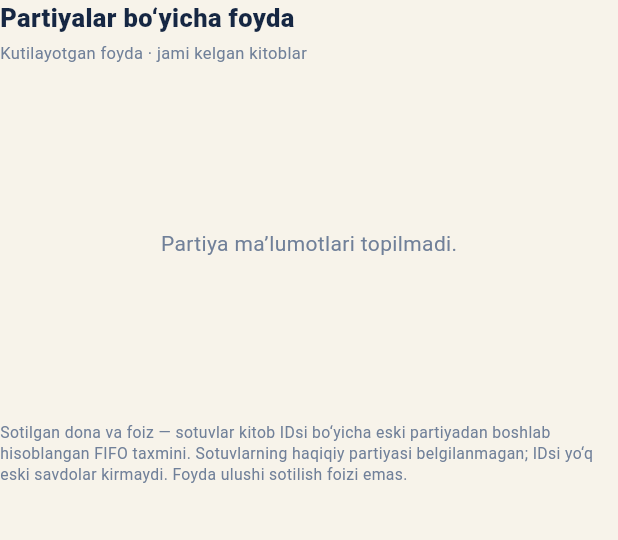
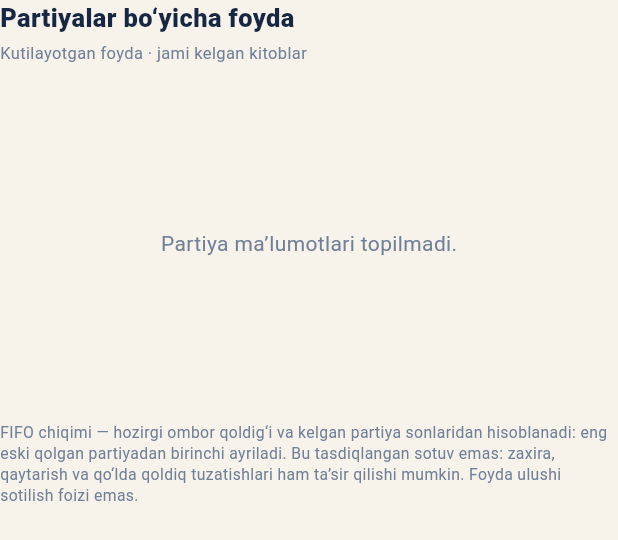
Before and after one commit to Mokhirbek9901/Muhajeerbooks-apk, a Flutter app: the AdminProfitBatchPanel widget shown alone on an empty page, opened directly with empty values, on a phone screen of 412 x 824 dp. Shown: the top 540 px of the screen. Run offline on Flutter 3.47's test engine with Material 3 defaults, Android fonts, the phone set to English and light mode, and no system bars; our stand-ins replace cross_file, flutter_secure_storage, image_picker, local_auth, package_info_plus, permission_handler and 3 more; missing offline and left inert: dart:html, dart:js_interop, in_app_update; accounts and stored records are empty; network calls fail.

Commit message:
feat(batch): show oldest-first remaining lot counts, clearly distinguish stock outflow from proven sales

```diff
--- a/lib/admin_profit_batches.dart
+++ b/lib/admin_profit_batches.dart
@@ -48,10 +48,10 @@
             ' · '+_n(group,'purchased_units').toString()+' dona',
             style:const TextStyle(color:muted,fontSize:12)),
           const SizedBox(height:7),
-          _line('Taxminiy sotilgan (FIFO)',
+          _line('Ombor bo‘yicha hisobiy chiqim (FIFO)',
             _n(group,'estimated_sold_units').toString()+' / '+
             _n(group,'purchased_units').toString()+' dona'),
-          _line('Taxminiy sotilish foizi',
+          _line('FIFO chiqim foizi (taxminiy)',
             _soldRate(group).toStringAsFixed(0)+'%'),
           const SizedBox(height:12),
           Container(
@@ -81,7 +81,7 @@
               style:const TextStyle(color:navy,fontWeight:FontWeight.w800)),
             const SizedBox(height:5),
             _line('Kelgan',_n(item,'quantity').toString()+' dona'),
-            _line('Taxminiy sotilgan (FIFO)',
+            _line('Hisobiy chiqim (FIFO)',
               _n(item,'estimated_sold_units').toString()+' dona'),
             _line('O‘sha partiyadagi tan narxi',
               _won(_n(item,'unit_cost'))),
@@ -91,11 +91,12 @@
               :_won(_n(item,'projected_profit'))),
           ],
           const SizedBox(height:15),
-          const Text('Eslatma: sotilgan dona va foiz FIFO bo‘yicha '
-            'TAXMINIY hisob. Sotuvlar xarid partiyasiga aniq '
-            'bog‘lanmagan; kitob IDsi yo‘q eski savdolar hisobga '
-            'kirmaydi. Bu tasdiqlangan partiya sotuvlari emas. '
-            'Haqiqiy sotuv foydasi alohida hisoblanadi.',
+          const Text('Eslatma: hisobiy chiqim hozirgi ombor qoldig‘ini '
+            'avval yangi, keyin eski partiyalarga taqsimlaydi. '
+            'Sotuv eng eski qoldig‘i bor partiyadan ayrilgandek '
+            'hisoblanadi. Oldingi ombor tuzatishlari, qaytarishlar '
+            'va band qilingan buyurtmalar sabab bu aniq sotuv '
+            'soni emas; faqat FIFO hisobiy bahodir.',
             style:TextStyle(color:muted,fontSize:11.5,height:1.45)),
         ]),
       )),
@@ -168,7 +169,7 @@
           ]),
           const SizedBox(height:11),
           Row(children:[
-            const Expanded(child:Text('Taxminiy sotilish (FIFO)',
+            const Expanded(child:Text('FIFO chiqimi (hisobiy)',
               style:TextStyle(color:navy,fontSize:11,
                 fontWeight:FontWeight.w700))),
             Text('${percent.toStringAsFixed(0)}%',
@@ -180,7 +181,8 @@
             borderRadius:BorderRadius.circular(6),
             color:color,backgroundColor:const Color(0xFFE9EEF5)),
           const SizedBox(height:5),
-          Text('$estimatedSold / $received dona taxminiy sotilgan',
+          Text('$estimatedSold / $received dona hisobiy chiqim · '
+            '${_n(group,'estimated_remaining_units')} dona qolgan',
             style:const TextStyle(color:muted,fontSize:11)),
         ]),
       ),
@@ -238,10 +240,11 @@
           const Divider(height:1,color:Color(0xFFE8EDF4)),
       ],
       const SizedBox(height:9),
-      const Text('Sotilgan dona va foiz — sotuvlar kitob IDsi bo‘yicha '
-        'eski partiyadan boshlab hisoblangan FIFO taxmini. '
-        'Sotuvlarning haqiqiy partiyasi belgilanmagan; IDsi yo‘q '
-        'eski savdolar kirmaydi. Foyda ulushi sotilish foizi emas.',
+      const Text('FIFO chiqimi — hozirgi ombor qoldig‘i va kelgan '
+        'partiya sonlaridan hisoblanadi: eng eski qolgan partiyadan '
+        'birinchi ayriladi. Bu tasdiqlangan sotuv emas: zaxira, '
+        'qaytarish va qo‘lda qoldiq tuzatishlari ham ta’sir qilishi '
+        'mumkin. Foyda ulushi sotilish foizi emas.',
         style:TextStyle(color:muted,fontSize:10.5,height:1.35)),
     ]);
   }
```
